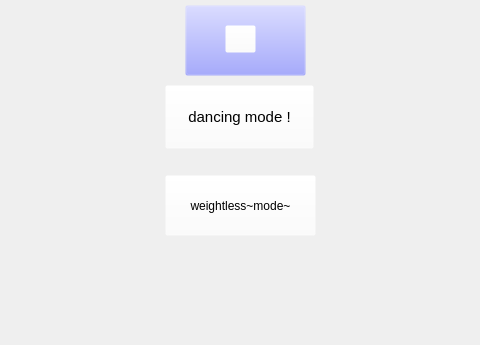
This is mainwindow.ui in Q-Wednesday/FlappyBirdPlus as Qt 5 draws it before an edit; both pictures show x 145 to 625 and y 255 to 600 of the 800 by 600 pixel window. The edited form follows.
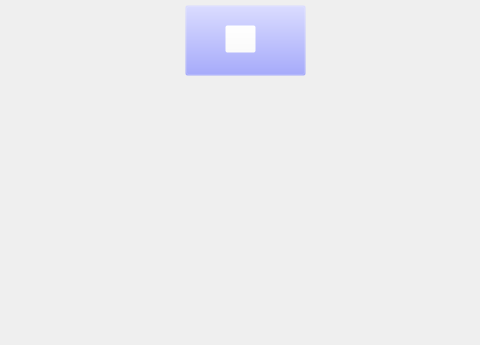
This is the edited form. Icons and pictures are not drawn.

Commit message: delete: two modes

```diff
--- a/mainwindow.ui
+++ b/mainwindow.ui
@@ -151,29 +151,6 @@
      <string/>
     </property>
    </widget>
-   <widget class="QPushButton" name="mode1btn">
-    <property name="geometry">
-     <rect>
-      <x>310</x>
-      <y>340</y>
-      <width>149</width>
-      <height>64</height>
-     </rect>
-    </property>
-    <property name="font">
-     <font>
-      <family>Nirmala UI</family>
-      <pointsize>11</pointsize>
-     </font>
-    </property>
-    <property name="styleSheet">
-     <string notr="true">background-image: url(:/images/modebtn);
-background-color: rgba(255, 255, 255, 0);</string>
-    </property>
-    <property name="text">
-     <string>dancing mode !</string>
-    </property>
-   </widget>
    <widget class="QLabel" name="mode_label">
     <property name="geometry">
      <rect>
@@ -195,22 +172,6 @@
      <string>NORMAL MODE</string>
     </property>
    </widget>
-   <widget class="QPushButton" name="mode2btn">
-    <property name="geometry">
-     <rect>
-      <x>310</x>
-      <y>430</y>
-      <width>151</width>
-      <height>61</height>
-     </rect>
-    </property>
-    <property name="styleSheet">
-     <string notr="true">background-image: url(:/images/modebtn);</string>
-    </property>
-    <property name="text">
-     <string>weightless~mode~</string>
-    </property>
-   </widget>
   </widget>
   <widget class="QMenuBar" name="menubar">
    <property name="geometry">
```
Left out of the diff: 2 changed lines with no effect on the pictures. The commit also changes 5 other files.
